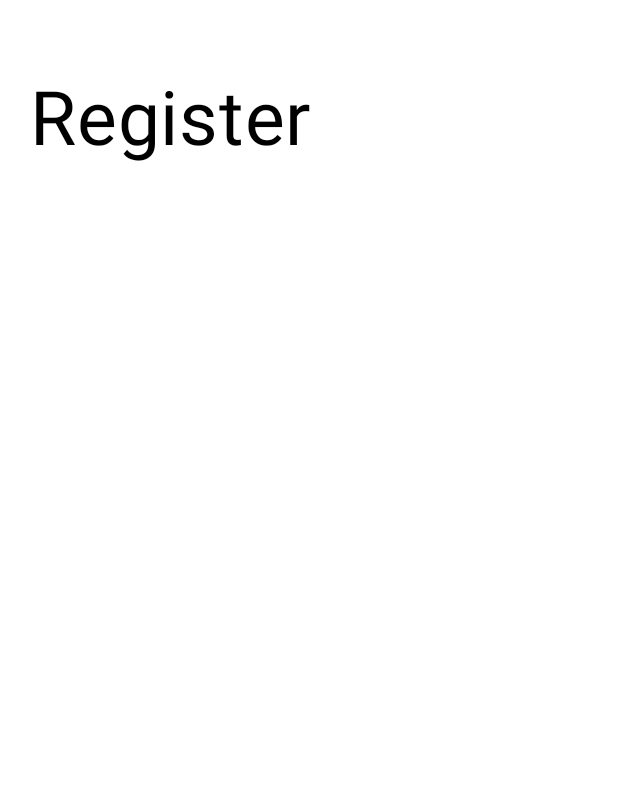
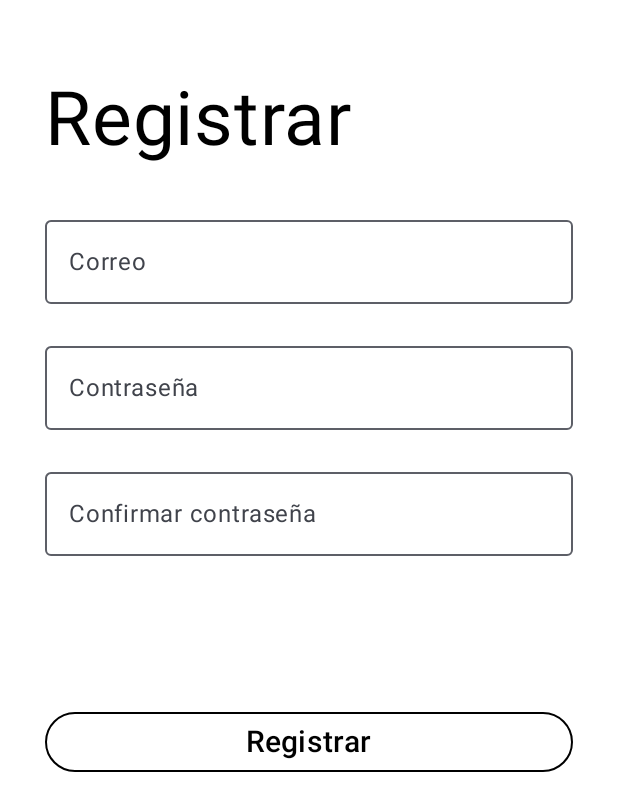
Before and after one commit to ricardosr4/CrudFirebase, an Android app built with Jetpack Compose: the composable RegisterScreen shown on its own in the app's theme, on a phone screen of 412 x 824 dp. Shown: the top 811 px of the screen. Run offline under Robolectric (Android 15) with nearby library versions, the phone set to English and light mode, and no system bars.

Commit message:
create login screen and register screen + viewModel + state

```diff
--- /dev/null
+++ b/app/src/main/java/com/example/crudfirebase/ui/register/registerScreen/RegisterScreen.kt
@@ -0,0 +1,78 @@
+package com.example.crudfirebase.ui.register.registerScreen
+
+import androidx.compose.foundation.layout.Column
+import androidx.compose.foundation.layout.fillMaxWidth
+import androidx.compose.foundation.layout.padding
+import androidx.compose.runtime.Composable
+import androidx.compose.runtime.collectAsState
+import androidx.compose.runtime.getValue
+import androidx.compose.ui.Alignment
+import androidx.compose.ui.Modifier
+import androidx.compose.ui.graphics.Color
+import androidx.compose.ui.res.stringResource
+import androidx.compose.ui.text.input.KeyboardType
+import androidx.compose.ui.text.input.PasswordVisualTransformation
+import androidx.compose.ui.unit.dp
+import androidx.compose.ui.unit.sp
+import com.example.crudfirebase.R
+import com.example.crudfirebase.ui.register.viewModel.RegisterViewModel
+import com.example.crudfirebase.utils.components.ZetaButtonBasic
+import com.example.crudfirebase.utils.components.ZetaOutlinedTextField
+import com.example.crudfirebase.utils.components.ZetaSpaceHeight
+import com.example.crudfirebase.utils.components.ZetaText
+
+@Composable
+fun RegisterScreen(viewModel: RegisterViewModel){
+
+    val state by viewModel.registerState.collectAsState()
+
+
+    Column {
+        ZetaText(
+            text = stringResource(R.string.register),
+            color = Color.Black,
+            fontSize = 50.sp,
+            modifier = Modifier
+                .fillMaxWidth()
+                .align(Alignment.Start)
+                .padding(start = 30.dp, top = 50.dp)
+        )
+        ZetaSpaceHeight(30.dp)
+        ZetaOutlinedTextField(
+            value = state.email,
+            onValueChange = { viewModel.onEmailChange(it)},
+            label = stringResource(R.string.email),
+            keyboardType = KeyboardType.Email
+
+        )
+        ZetaSpaceHeight(20.dp)
+        ZetaOutlinedTextField(
+            value = state.password,
+            onValueChange = { viewModel.onPasswordChange(it)},
+            label = stringResource(R.string.password),
+            keyboardType = KeyboardType.Password,
+            visualTransformation = PasswordVisualTransformation()
+
+        )
+        ZetaSpaceHeight(20.dp)
+        ZetaOutlinedTextField(
+            value = state.confirmPassword,
+            onValueChange = { viewModel.onConfirmPasswordChange(it)},
+            label = stringResource(R.string.confirm_password),
+            keyboardType = KeyboardType.Password,
+            visualTransformation = PasswordVisualTransformation()
+
+        )
+        ZetaSpaceHeight(100.dp)
+        ZetaButtonBasic(
+            text = stringResource(R.string.register),
+            color = Color.Black,
+            textSize = 20.sp,
+            onClick = { /*TODO*/ },
+            modifier = Modifier
+                .align(Alignment.CenterHorizontally)
+                .fillMaxWidth()
+        )
+    }
+
+}
--- /dev/null
+++ b/app/src/main/java/com/example/crudfirebase/ui/register/registerState/RegisterState.kt
@@ -0,0 +1,8 @@
+package com.example.crudfirebase.ui.register.registerState
+
+
+data class RegisterState(
+    val email: String = "",
+    val password: String = "",
+    val confirmPassword: String = "",
+)
--- /dev/null
+++ b/app/src/main/java/com/example/crudfirebase/ui/register/viewModel/RegisterViewModel.kt
@@ -0,0 +1,26 @@
+package com.example.crudfirebase.ui.register.viewModel
+
+import androidx.lifecycle.ViewModel
+import com.example.crudfirebase.ui.register.registerState.RegisterState
+import kotlinx.coroutines.flow.MutableStateFlow
+import kotlinx.coroutines.flow.StateFlow
+import kotlinx.coroutines.flow.asStateFlow
+
+class RegisterViewModel: ViewModel() {
+
+    private val _registerState = MutableStateFlow(RegisterState())
+    val registerState: StateFlow<RegisterState> = _registerState.asStateFlow()
+
+    fun onEmailChange(email: String){
+        _registerState.value = _registerState.value.copy(email = email)
+    }
+
+    fun onPasswordChange(password: String){
+        _registerState.value = _registerState.value.copy(password = password)
+    }
+
+    fun onConfirmPasswordChange(confirmPassword: String){
+        _registerState.value = _registerState.value.copy(confirmPassword = confirmPassword)
+    }
+
+}
--- a/app/src/main/java/com/example/crudfirebase/ui/screen/register/RegisterScreen.kt
+++ /dev/null
@@ -1,29 +0,0 @@
-package com.example.crudfirebase.ui.screen.register
-
-import androidx.compose.foundation.layout.Column
-import androidx.compose.foundation.layout.fillMaxSize
-import androidx.compose.foundation.layout.padding
-import androidx.compose.runtime.Composable
-import androidx.compose.ui.Alignment
-import androidx.compose.ui.Modifier
-import androidx.compose.ui.graphics.Color
-import androidx.compose.ui.unit.dp
-import androidx.compose.ui.unit.sp
-import com.example.crudfirebase.utils.components.ZetaText
-
-@Composable
-fun RegisterScreen(){
-
-    Column {
-        ZetaText(
-            text = "Register",
-            color = Color.Black,
-            fontSize = 50.sp,
-            modifier = Modifier
-                .fillMaxSize()
-                .align(Alignment.Start)
-                .padding(start = 20.dp, top = 50.dp)
-        )
-    }
-
-}
--- a/app/src/main/java/com/example/crudfirebase/utils/components/Components.kt
+++ b/app/src/main/java/com/example/crudfirebase/utils/components/Components.kt
@@ -1,5 +1,6 @@
 package com.example.crudfirebase.utils.components
 
+import androidx.compose.foundation.BorderStroke
 import androidx.compose.foundation.layout.Spacer
 import androidx.compose.foundation.layout.fillMaxWidth
 import androidx.compose.foundation.layout.height
@@ -16,7 +17,6 @@ import androidx.compose.runtime.Composable
 import androidx.compose.ui.Modifier
 import androidx.compose.ui.graphics.Color
 import androidx.compose.ui.text.input.KeyboardType
-import androidx.compose.ui.text.input.PasswordVisualTransformation
 import androidx.compose.ui.text.input.VisualTransformation
 import androidx.compose.ui.unit.Dp
 import androidx.compose.ui.unit.TextUnit
@@ -32,6 +32,7 @@ fun ZetaSpaceHeight(size: Dp = 10.dp) {
 fun ZetaSpaceWidth(size: Dp = 10.dp) {
     Spacer(modifier = Modifier.width(size))
 }
+
 @Composable
 fun ZetaOutlinedTextField(
     value: String,
@@ -40,7 +41,7 @@ fun ZetaOutlinedTextField(
     keyboardType: KeyboardType = KeyboardType.Email,
     visualTransformation: VisualTransformation = VisualTransformation.None
 
-){
+) {
     OutlinedTextField(
         value = value,
         onValueChange = onValueChange,
@@ -57,33 +58,38 @@ fun ZetaOutlinedTextField(
 
 @Composable
 fun ZetaButtonBasic(
+    onClick: () -> Unit,
+    modifier: Modifier = Modifier,
     text: String,
     color: Color = MaterialTheme.colorScheme.primary,
     textSize: TextUnit = 16.sp,
-    onClick: () -> Unit){
+
+) {
     OutlinedButton(
         onClick = onClick,
+        border = BorderStroke(1.dp, color),
         colors = ButtonDefaults.outlinedButtonColors(
             contentColor = color,
-            containerColor = Color.Transparent
-        ),
+            containerColor = Color.Transparent,
+
+            ),
         modifier = Modifier
             .fillMaxWidth()
-            .padding(horizontal = 50.dp)
+            .padding(horizontal = 30.dp)
 
     ) {
         Text(text = text, fontSize = textSize)
     }
+}
 
-}
 @Composable
 fun ZetaAlertDialog(
     title: String,
-    message:String,
+    message: String,
     confirmText: String,
     onConfirmClick: () -> Unit,
     onDismissClick: () -> Unit
-){
+) {
     AlertDialog(
         onDismissRequest = onDismissClick,
         title = { Text(text = title) },
@@ -99,10 +105,11 @@ fun ZetaAlertDialog(
 
 @Composable
 fun ZetaText(
+    modifier: Modifier = Modifier,
     text: String,
     color: Color = Color.Black,
     fontSize: TextUnit = 16.sp,
-    modifier: Modifier = Modifier
+
 ) {
     Text(
         text = text,
--- a/app/src/main/res/values/strings.xml
+++ b/app/src/main/res/values/strings.xml
@@ -1,3 +1,8 @@
 <resources>
     <string name="app_name">CrudFirebase</string>
+    <string name="register">Registrar</string>
+    <string name="password">Contraseña</string>
+    <string name="confirm_password">Confirmar contraseña</string>
+    <string name="login">Entrar</string>
+    <string name="email">Correo</string>
 </resources>
```
Also changed, not shown: app/src/main/java/com/example/crudfirebase/MainActivity.kt (+6 -2 lines), app/src/main/java/com/example/crudfirebase/ui/login/loginState/LoginState.kt (added, +7 -0 lines), app/src/main/java/com/example/crudfirebase/ui/login/screen/LoginScreen.kt (renamed from app/src/main/java/com/example/crudfirebase/ui/screen/login/LoginScreen.kt, +25 -16 lines), app/src/main/java/com/example/crudfirebase/ui/login/viewModel/LoginViewModel.kt (added, +23 -0 lines).
